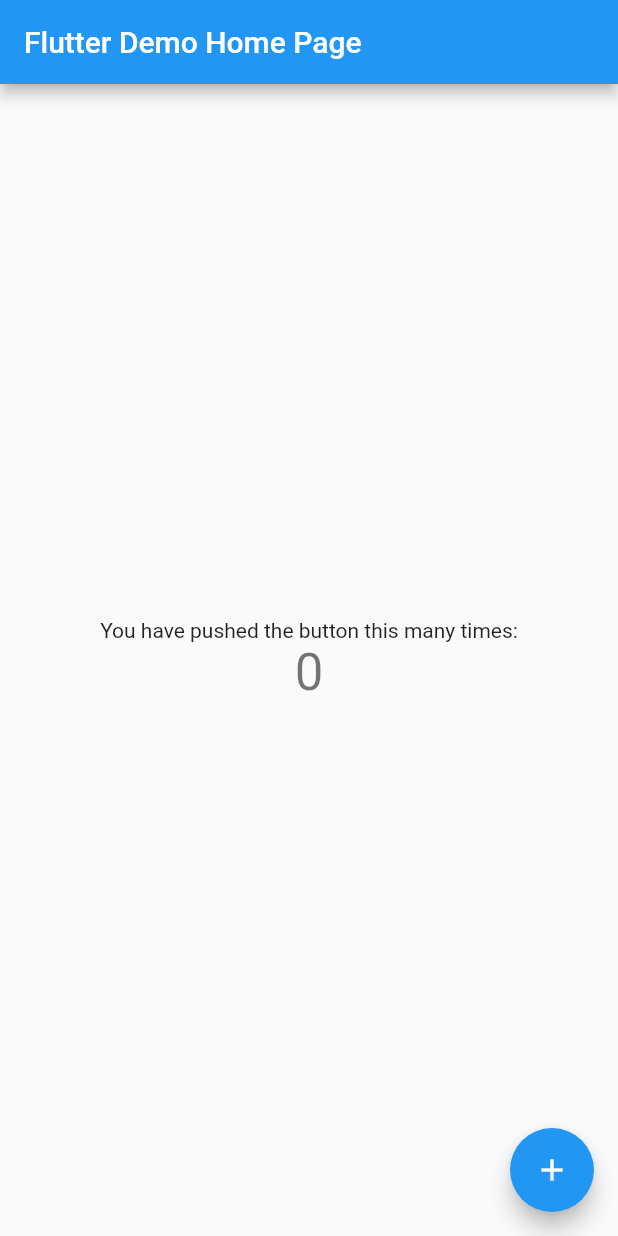
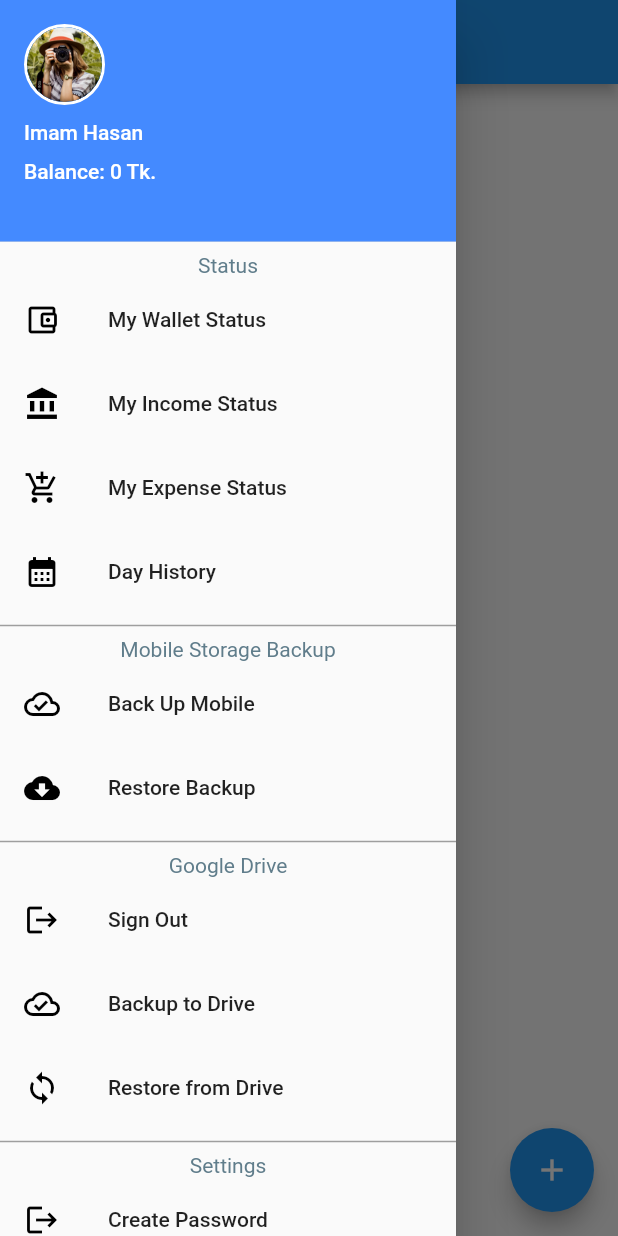
Before and after one commit to imamhsn195/wallet-manager, a Flutter app: the screen it shows after launch, with the side drawer open (before the commit the screen has no drawer), on a phone screen of 412 x 824 dp. Run offline on Flutter 3.47's test engine with Material 2 defaults, Android fonts, the phone set to English and light mode, and no system bars.

Commit message:
Added sidebar

```diff
--- /dev/null
+++ b/lib/components/menu_section_item.dart
@@ -0,0 +1,22 @@
+
+import 'package:flutter/material.dart';
+
+class MenuSectionItem extends StatelessWidget {
+  const MenuSectionItem({
+    required this.title,
+    required this.icon,
+    Key? key,
+  }) : super(key: key);
+  final String title;
+  final Icon icon;
+  @override
+  Widget build(BuildContext context) {
+    return ListTile(
+      leading: icon,
+      title: Text(title),
+      onTap: () {
+        Navigator.pop(context);
+      },
+    );
+  }
+}
--- /dev/null
+++ b/lib/constants.dart
@@ -0,0 +1,4 @@
+import 'package:flutter/material.dart';
+
+const kMenuSectionTitleStyle =  TextStyle(color: Colors.blueGrey);
+const kMenuItemIconStyle =  TextStyle(color: Colors.blueGrey);
--- a/lib/main.dart
+++ b/lib/main.dart
@@ -1,4 +1,8 @@
 import 'package:flutter/material.dart';
+import 'package:wallet_manager/constants.dart';
+
+
+import 'components/menu_section_item.dart';
 
 void main() {
   runApp(const MyApp());
@@ -11,7 +15,7 @@ class MyApp extends StatelessWidget {
   @override
   Widget build(BuildContext context) {
     return MaterialApp(
-      title: 'Flutter Demo',
+      title: 'Wallet Manager',
       theme: ThemeData(
         // This is the theme of your application.
         //
@@ -24,7 +28,7 @@ class MyApp extends StatelessWidget {
         // is not restarted.
         primarySwatch: Colors.blue,
       ),
-      home: const MyHomePage(title: 'Flutter Demo Home Page'),
+      home: const MyHomePage(title: 'Welcome Page'),
     );
   }
 }
@@ -48,68 +52,136 @@ class MyHomePage extends StatefulWidget {
 }
 
 class _MyHomePageState extends State<MyHomePage> {
-  int _counter = 0;
-
-  void _incrementCounter() {
-    setState(() {
-      // This call to setState tells the Flutter framework that something has
-      // changed in this State, which causes it to rerun the build method below
-      // so that the display can reflect the updated values. If we changed
-      // _counter without calling setState(), then the build method would not be
-      // called again, and so nothing would appear to happen.
-      _counter++;
-    });
-  }
 
   @override
   Widget build(BuildContext context) {
-    // This method is rerun every time setState is called, for instance as done
-    // by the _incrementCounter method above.
-    //
-    // The Flutter framework has been optimized to make rerunning build methods
-    // fast, so that you can just rebuild anything that needs updating rather
-    // than having to individually change instances of widgets.
     return Scaffold(
       appBar: AppBar(
-        // Here we take the value from the MyHomePage object that was created by
-        // the App.build method, and use it to set our appbar title.
         title: Text(widget.title),
       ),
       body: Center(
         // Center is a layout widget. It takes a single child and positions it
         // in the middle of the parent.
         child: Column(
-          // Column is also a layout widget. It takes a list of children and
-          // arranges them vertically. By default, it sizes itself to fit its
-          // children horizontally, and tries to be as tall as its parent.
-          //
-          // Invoke "debug painting" (press "p" in the console, choose the
-          // "Toggle Debug Paint" action from the Flutter Inspector in Android
-          // Studio, or the "Toggle Debug Paint" command in Visual Studio Code)
-          // to see the wireframe for each widget.
-          //
-          // Column has various properties to control how it sizes itself and
-          // how it positions its children. Here we use mainAxisAlignment to
-          // center the children vertically; the main axis here is the vertical
-          // axis because Columns are vertical (the cross axis would be
-          // horizontal).
           mainAxisAlignment: MainAxisAlignment.center,
-          children: <Widget>[
-            const Text(
-              'You have pushed the button this many times:',
+          children:const [],
+        ),
+      ),
+      drawer: Drawer(
+        // Add a ListView to the drawer. This ensures the user can scroll
+        // through the options in the drawer if there isn't enough vertical
+        // space to fit everything.
+        child: ListView(
+          // Important: Remove any padding from the ListView.
+          // padding: EdgeInsets.zero,
+          children: [
+            DrawerHeader(
+              decoration: const BoxDecoration(
+                color: Colors.blueAccent,
+              ),
+              child: Column(
+                crossAxisAlignment: CrossAxisAlignment.start,
+                children: [
+                  Container(
+                    decoration: BoxDecoration(
+                      borderRadius: BorderRadius.circular(50.0),
+                      border: Border.all(color: Colors.white, width: 2.0)),
+                    child: const CircleAvatar(
+                      backgroundImage: AssetImage("images/profile.jpg"),
+                      radius: 25,
+                    ),
+                  ),
+                  const SizedBox(
+                    height: 10.0,
+                    width: double.infinity,
+                  ),
+                  const Text("Imam Hasan", style: TextStyle(color: Colors.white),),
+                  const SizedBox(
+                    height: 10.0,
+                    width: double.infinity,
+                  ),
+                  const Text("Balance: 0 Tk.", style: TextStyle(color: Colors.white),)
+                ],
+              ),
             ),
-            Text(
-              '$_counter',
-              style: Theme.of(context).textTheme.headline4,
+
+            Column(
+              children: const [
+                MenuSectionTitle( title: "Status"),
+                MenuSectionItem(
+                    icon: Icon(Icons.account_balance_wallet_outlined, color: Colors.black,),
+                    title: "My Wallet Status"
+                ),
+                MenuSectionItem(
+                    icon: Icon(Icons.account_balance, color: Colors.black,),
+                    title: "My Income Status"
+                ),
+                MenuSectionItem(
+                    title: "My Expense Status",
+                    icon: Icon(Icons.add_shopping_cart,color: Colors.black,),),
+                MenuSectionItem(
+                    title: "Day History",
+                    icon: Icon(Icons.calendar_month, color: Colors.black,)
+                ),
+                Divider(thickness: 1.0, color: Colors.grey)
+              ],
             ),
+            Column(
+              children:const [
+                MenuSectionTitle(title: "Mobile Storage Backup"),
+                MenuSectionItem(title: "Back Up Mobile", icon: Icon(Icons.cloud_done_outlined, color: Colors.black,)),
+                MenuSectionItem(title: "Restore Backup", icon: Icon(Icons.cloud_download, color: Colors.black,),),
+                Divider(thickness: 1.0, color: Colors.grey)
+              ],
+            ),
+            Column(
+              children: const [
+                MenuSectionTitle(title: "Google Drive"),
+                MenuSectionItem(title: "Sign Out", icon: Icon(Icons.logout, color: Colors.black,)),
+                MenuSectionItem(title: "Backup to Drive", icon: Icon(Icons.cloud_done_outlined, color: Colors.black,)),
+                MenuSectionItem(title: "Restore from Drive", icon: Icon(Icons.sync, color: Colors.black,)),
+                Divider(thickness: 1.0, color: Colors.grey)
+              ],
+            ),
+            Column(
+              children: const[
+                MenuSectionTitle(title: "Settings"),
+                MenuSectionItem(title: "Create Password", icon: Icon(Icons.logout, color: Colors.black,)),
+                MenuSectionItem(title: "Language", icon: Icon(Icons.language, color: Colors.black,)),
+                Divider(thickness: 1.0, color: Colors.grey)
+              ],
+            ),
+            Column(
+              children: const[
+                MenuSectionTitle(title: "Application"),
+                MenuSectionItem(title: "User Guide", icon: Icon(Icons.file_copy, color: Colors.black,)),
+                MenuSectionItem(title: "Share App", icon: Icon(Icons.share, color: Colors.black,)),
+                MenuSectionItem(title: "Top Apps", icon: Icon(Icons.shopping_cart, color: Colors.black,)),
+                MenuSectionItem(title: "Privacy Policy", icon: Icon(Icons.lock, color: Colors.black,)),
+                MenuSectionItem(title: "About", icon: Icon(Icons.contact_mail_rounded, color: Colors.black,)),
+                Divider(thickness: 1.0, color: Colors.grey)
+              ],
+            )
           ],
         ),
       ),
       floatingActionButton: FloatingActionButton(
-        onPressed: _incrementCounter,
+        onPressed: (){},
         tooltip: 'Increment',
         child: const Icon(Icons.add),
       ), // This trailing comma makes auto-formatting nicer for build methods.
     );
   }
 }
+
+class MenuSectionTitle extends StatelessWidget {
+  const MenuSectionTitle({
+    required this.title,
+    Key? key,
+  }) : super(key: key);
+  final String title;
+  @override
+  Widget build(BuildContext context) {
+    return Text( title, style: kMenuItemIconStyle, textAlign: TextAlign.left,);
+  }
+}
--- a/pubspec.yaml
+++ b/pubspec.yaml
@@ -58,8 +58,8 @@ flutter:
   uses-material-design: true
 
   # To add assets to your application, add an assets section, like this:
-  # assets:
-  #   - images/a_dot_burr.jpeg
+  assets:
+    - images/
   #   - images/a_dot_ham.jpeg
 
   # An image asset can refer to one or more resolution-specific "variants", see
```
Also changed, not shown: images/profile.jpg (added), lib/components/menu_section.dart (added).
